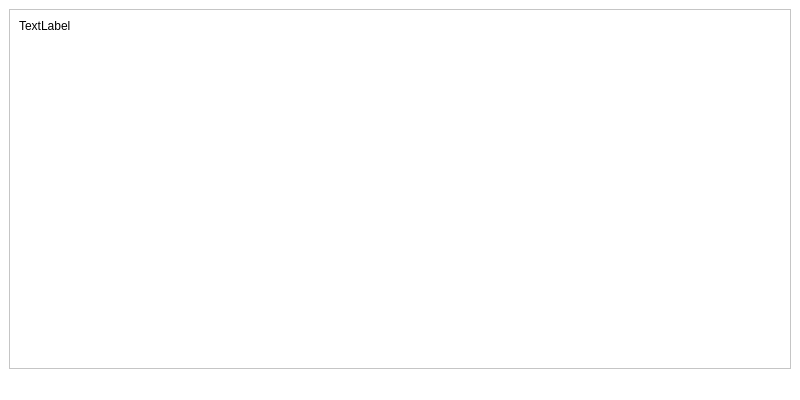
First picture: the form in frontend/torrcWindow.ui, repository Herenot/Tor-Forensic-Manager-TFM-, before the edit.
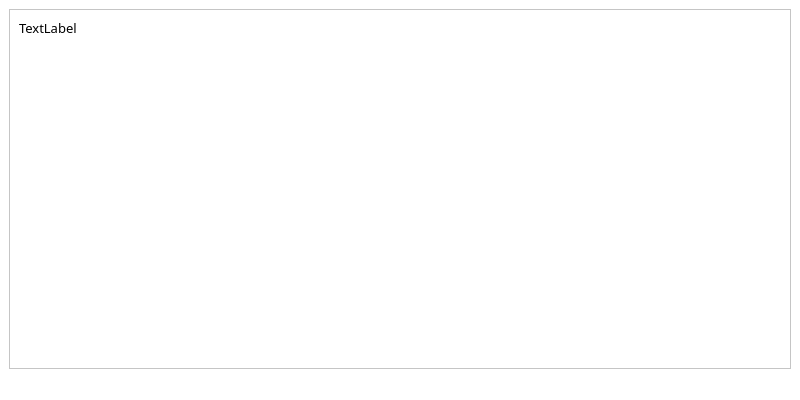
Second picture: the form after the edit.

Diff of the .ui file:
```diff
--- a/frontend/torrcWindow.ui
+++ b/frontend/torrcWindow.ui
@@ -32,6 +32,12 @@
    <layout class="QVBoxLayout" name="verticalLayout">
     <item>
      <widget class="QScrollArea" name="scrollArea">
+      <property name="font">
+       <font>
+        <family>Ubuntu Mono</family>
+        <pointsize>10</pointsize>
+       </font>
+      </property>
       <property name="widgetResizable">
        <bool>true</bool>
       </property>
@@ -40,8 +46,8 @@
         <rect>
          <x>0</x>
          <y>0</y>
-         <width>766</width>
-         <height>1218</height>
+         <width>780</width>
+         <height>334</height>
         </rect>
        </property>
        <layout class="QVBoxLayout" name="verticalLayout_2">
@@ -53,6 +59,15 @@
             <height>0</height>
            </size>
           </property>
+          <property name="font">
+           <font>
+            <family>Ubuntu Mono</family>
+            <pointsize>10</pointsize>
+            <weight>50</weight>
+            <italic>false</italic>
+            <bold>false</bold>
+           </font>
+          </property>
           <property name="text">
            <string>TextLabel</string>
           </property>
```
